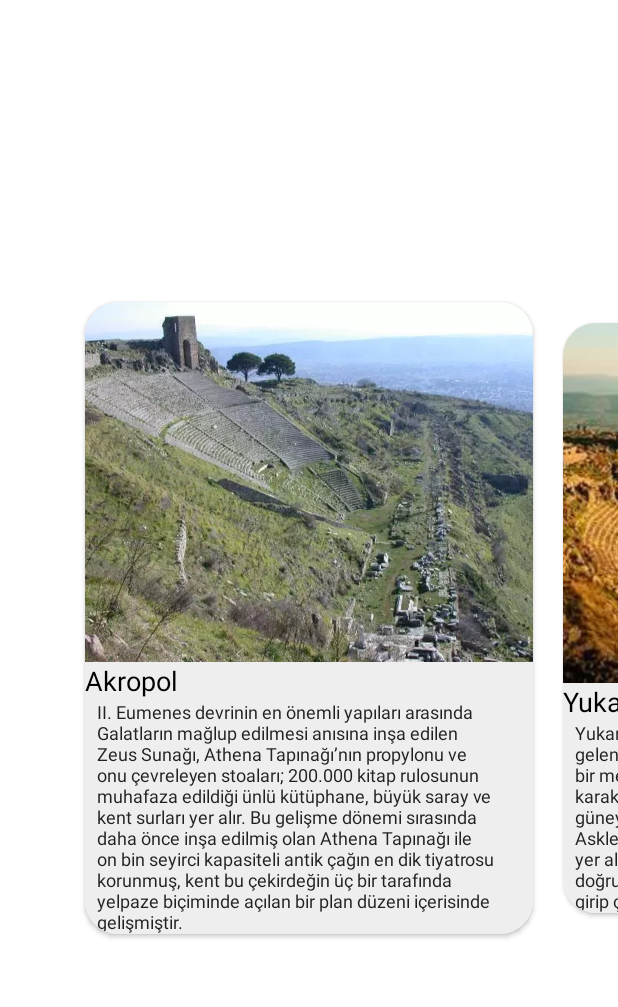
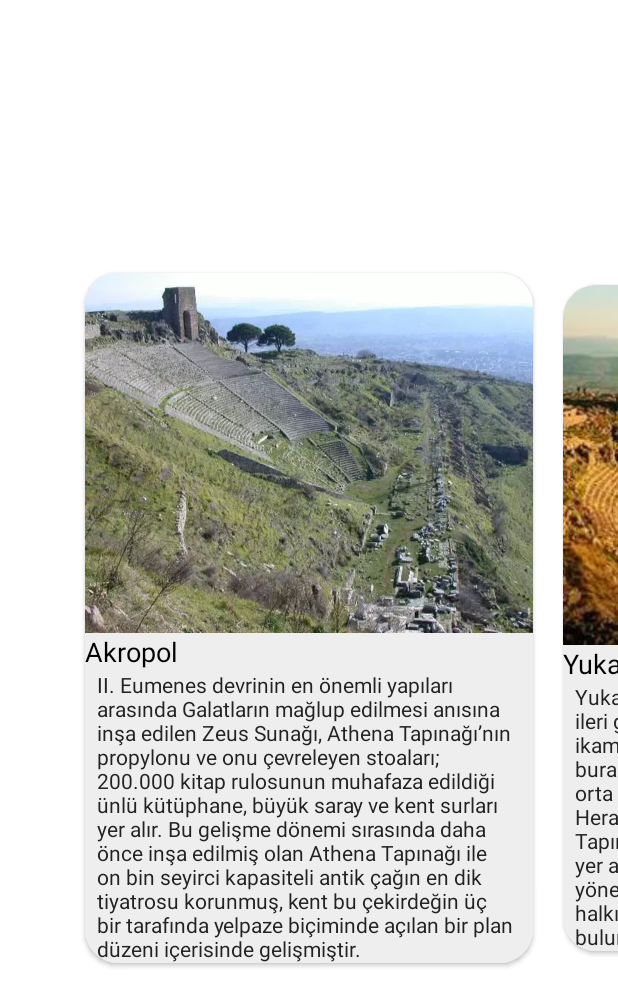
Before and after one commit to karpuzkafa/BergamaTarihi, an Android app: the screen it shows after launch (SlideActivity), after a tap on "Akropol", on a phone screen of 412 x 824 dp. Shown: the top 1007 px of the screen. Run offline under Robolectric (Android 15) with nearby library versions, the phone set to English and light mode, and no system bars; 2 other taps on this screen came first.

Commit message:
first release

```diff
--- a/app/src/main/java/com/bergama/tarih/Adapter.java
+++ b/app/src/main/java/com/bergama/tarih/Adapter.java
@@ -47,10 +47,6 @@ public class Adapter extends PagerAdapter {
         baslik.setText(model.getTitle());
         aciklama.setText(model.getDescription());
 
-        view.setOnClickListener(v -> {
-            Toast.makeText(context, "Tıklandı", Toast.LENGTH_SHORT).show();
-        });
-
         container.addView(view);
         return view;
     }
--- a/app/src/main/java/com/bergama/tarih/SlideActivity.java
+++ b/app/src/main/java/com/bergama/tarih/SlideActivity.java
@@ -20,23 +20,6 @@ public class SlideActivity extends AppCompatActivity {
 
         viewPager = findViewById(R.id.view_pager);
         loadcards();
-
-        viewPager.addOnPageChangeListener(new ViewPager.OnPageChangeListener() {
-            @Override
-            public void onPageScrolled(int position, float positionOffset, int positionOffsetPixels) {
-                // ai seslendirme burda ayarlanacak
-            }
-
-            @Override
-            public void onPageSelected(int position) {
-
-            }
-
-            @Override
-            public void onPageScrollStateChanged(int state) {
-
-            }
-        });
 
     }
     private void loadcards() {
--- a/app/src/main/res/layout/card_item.xml
+++ b/app/src/main/res/layout/card_item.xml
@@ -33,7 +33,7 @@
                 android:id="@+id/aciklama_tv"
                 android:layout_width="match_parent"
                 android:layout_height="wrap_content"
-                android:textSize="12sp"
+                android:textSize="14sp"
                 android:textColor="#222222"
                 android:layout_marginStart="8dp"
                 android:layout_marginEnd="10dp"
```
Also changed, not shown: app/src/main/java/com/bergama/tarih/MainActivity.java (line endings or trailing spaces), app/src/main/res/layout/activity_main.xml (line endings or trailing spaces), app/src/main/res/values-night/themes.xml (line endings or trailing spaces), app/src/main/res/values/colors.xml (line endings or trailing spaces), app/src/main/res/values/dimens.xml (line endings or trailing spaces), app/src/main/res/values/strings.xml (line endings or trailing spaces), app/src/main/res/values/themes.xml (line endings or trailing spaces), app/src/main/res/xml/backup_rules.xml (line endings or trailing spaces), app/src/main/res/xml/data_extraction_rules.xml (line endings or trailing spaces).
